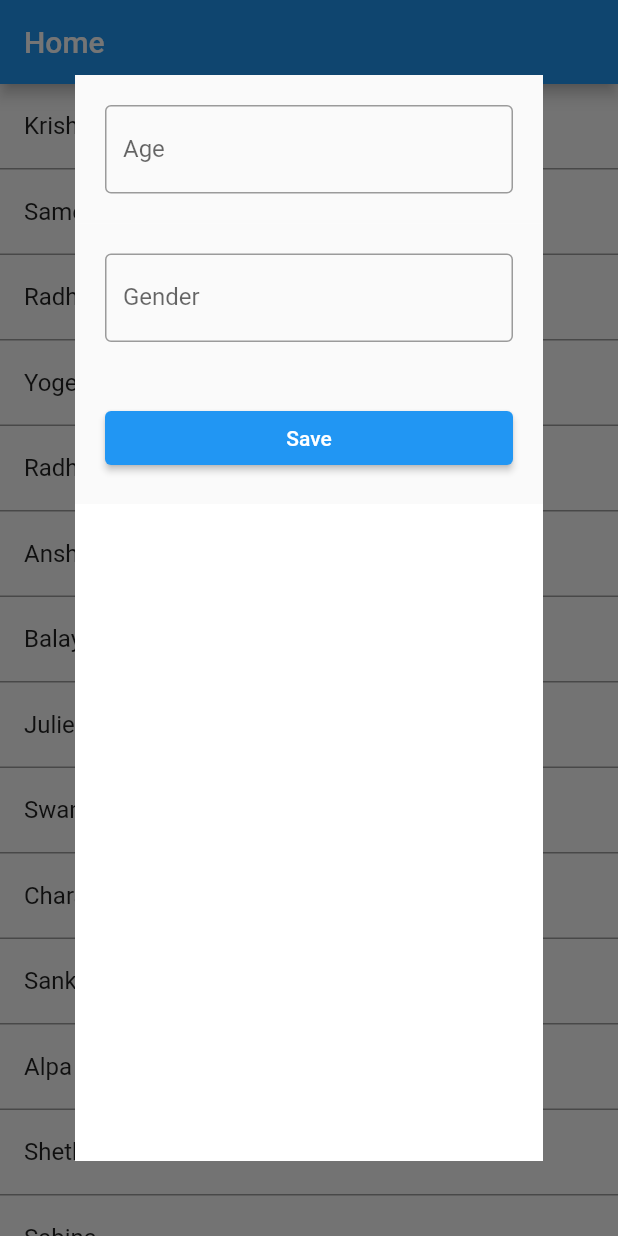
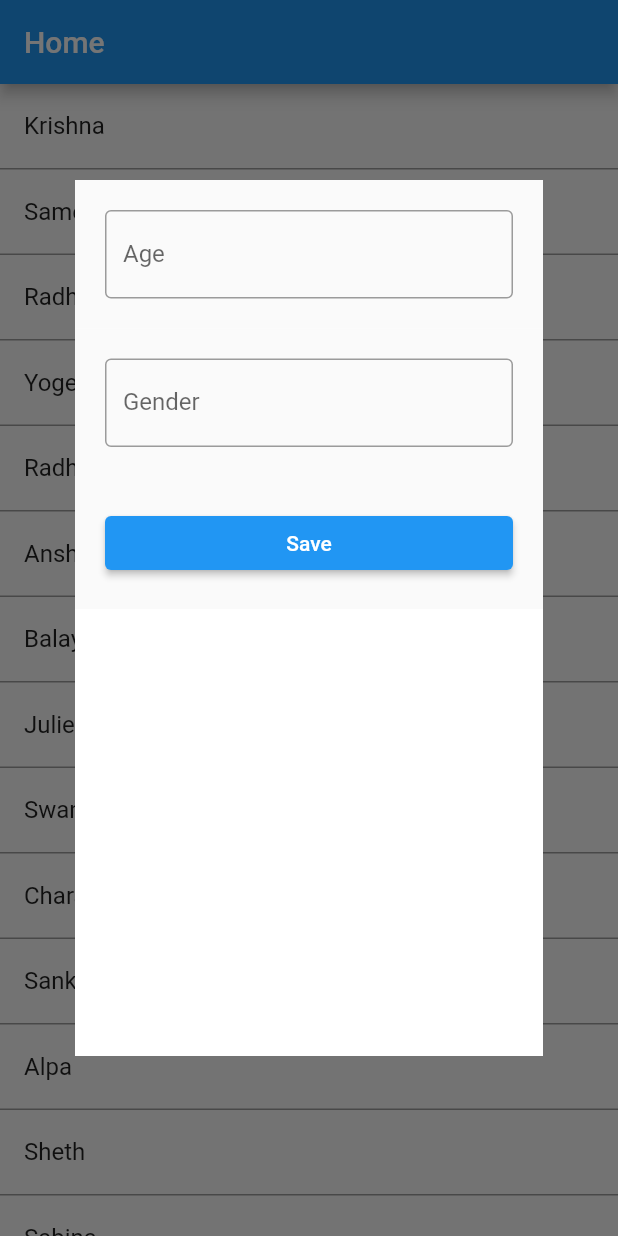
Before and after one commit to anjaneykumar7/user-login-assignment, a Flutter app: the screen it shows after launch, after a tap on "Krishna", on a phone screen of 412 x 824 dp. Run offline on Flutter 3.47's test engine with Material 2 defaults, Android fonts, the phone set to English and light mode, and no system bars; our stand-ins replace hive_flutter, nb_utils; accounts and stored records are empty.

Commit message:
Update home.dart

```diff
--- a/lib/home.dart
+++ b/lib/home.dart
@@ -108,10 +108,10 @@ class _HomeState extends State<Home> {
             children: [
               Expanded(
                 child: Padding(
-                  padding: const EdgeInsets.all(50.0),
+                 padding: const EdgeInsets.symmetric(vertical: 120,horizontal: 50.0),
                   child: Container(
                     color: Colors.white,
-                    height: 400,
+                    height: 300,
                     width: double.infinity,
                     child: ListView(
                       children: [
```
